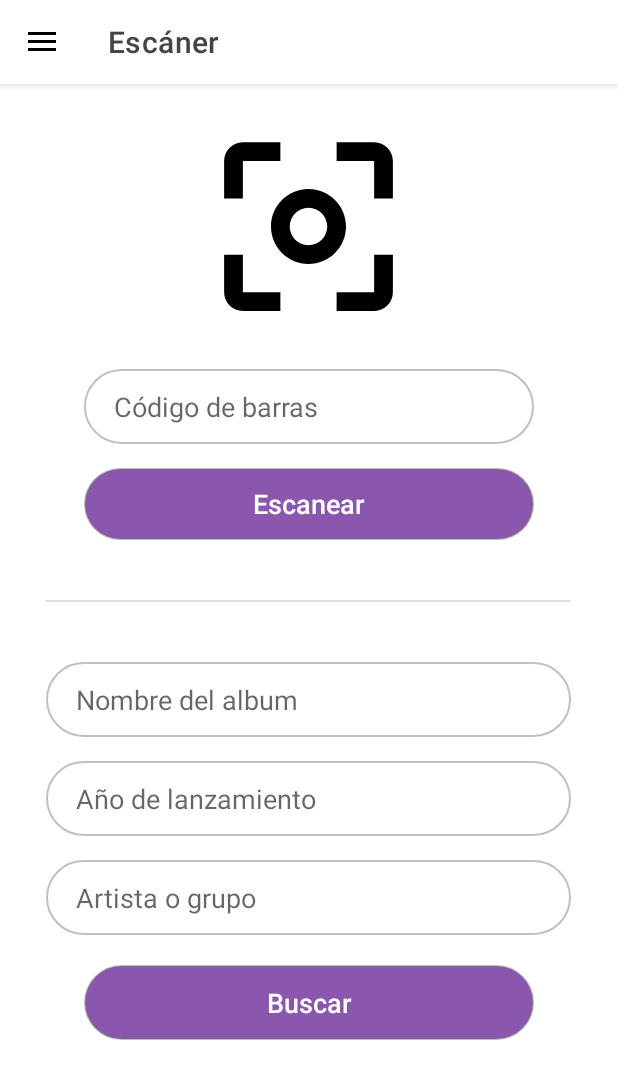
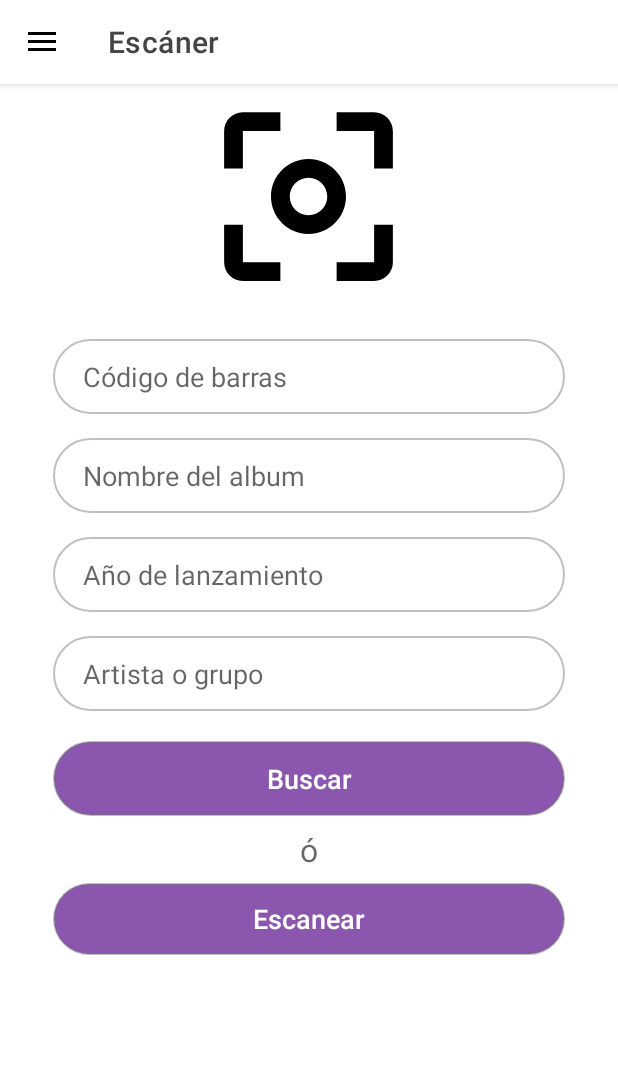
Before and after one commit to MauHylian/vinyl-companion, an Android app: the ScanActivity screen opened directly, with no data from a screen before it, on a phone screen of 412 x 824 dp. Shown: the top 1079 px of the screen. Run offline under Robolectric (Android 15) with nearby library versions, the phone set to English and light mode, and no system bars; our stand-ins replace Firebase (no records; nobody signed in at launch, a user with empty details on screens opened directly); libraries missing offline, so code that uses them is left out: com.google.zxing.integration.

Commit message:
Updated ScanActivity layout

```diff
--- a/app/src/main/res/layout/activity_scan.xml
+++ b/app/src/main/res/layout/activity_scan.xml
@@ -11,12 +11,10 @@
         android:layout_width="match_parent"
         android:layout_height="match_parent">
         <LinearLayout
-            android:paddingTop="20dp"
-            android:paddingBottom="20dp"
+            android:paddingHorizontal="35dp"
             android:orientation="vertical"
             android:layout_width="match_parent"
             android:layout_height="wrap_content">
-
             <ImageView
                 android:id="@+id/imageView"
                 android:layout_width="150dp"
@@ -28,32 +26,15 @@
             <EditText
                 android:id="@+id/editTextBarcode"
                 style="@style/TextViewForm"
-                android:layout_width="300dp"
+                android:layout_width="match_parent"
                 android:layout_gravity="center"
                 android:layout_marginBottom="16dp"
                 android:hint="@string/codigo_de_barras" />
 
-            <androidx.appcompat.widget.AppCompatButton
-                android:id="@+id/scanBtn"
-                style="@style/CustomButton"
-                android:layout_width="300dp"
-                android:layout_height="wrap_content"
-                android:layout_gravity="center"
-                android:layout_marginBottom="40dp"
-                android:text="@string/scan" />
-
-            <View
-                android:id="@+id/divider"
-                android:layout_width="350dp"
-                android:layout_height="1dp"
-                android:layout_gravity="center"
-                android:layout_marginBottom="40dp"
-                android:background="?android:attr/listDivider" />
-
             <EditText
                 android:id="@+id/albumName"
                 style="@style/TextViewForm"
-                android:layout_width="350dp"
+                android:layout_width="match_parent"
                 android:layout_gravity="center"
                 android:layout_marginBottom="16dp"
                 android:hint="@string/nombre_del_album" />
@@ -61,7 +42,7 @@
             <EditText
                 android:id="@+id/releaseYear"
                 style="@style/TextViewForm"
-                android:layout_width="350dp"
+                android:layout_width="match_parent"
                 android:layout_gravity="center"
                 android:layout_marginBottom="16dp"
                 android:hint="@string/ano_de_lanzamiento" />
@@ -69,7 +50,7 @@
             <EditText
                 android:id="@+id/artistGroup"
                 style="@style/TextViewForm"
-                android:layout_width="350dp"
+                android:layout_width="match_parent"
                 android:layout_gravity="center"
                 android:layout_marginBottom="20dp"
                 android:hint="@string/artista_o_grupo" />
@@ -77,10 +58,28 @@
             <androidx.appcompat.widget.AppCompatButton
                 android:id="@+id/searchAlbumBtn"
                 style="@style/CustomButton"
-                android:layout_width="300dp"
+                android:layout_width="match_parent"
                 android:layout_height="50dp"
                 android:layout_gravity="center"
+                android:layout_marginBottom="8dp"
                 android:text="@string/buscar" />
+
+            <TextView
+                android:layout_width="match_parent"
+                android:layout_height="wrap_content"
+                android:gravity="center"
+                android:layout_marginBottom="8dp"
+                android:textSize="21sp"
+                android:hint="ó">
+            </TextView>
+
+            <androidx.appcompat.widget.AppCompatButton
+                android:id="@+id/scanBtn"
+                style="@style/CustomButton"
+                android:layout_width="match_parent"
+                android:layout_height="wrap_content"
+                android:layout_gravity="center"
+                android:text="@string/scan" />
         </LinearLayout>
     </ScrollView>
 
```
